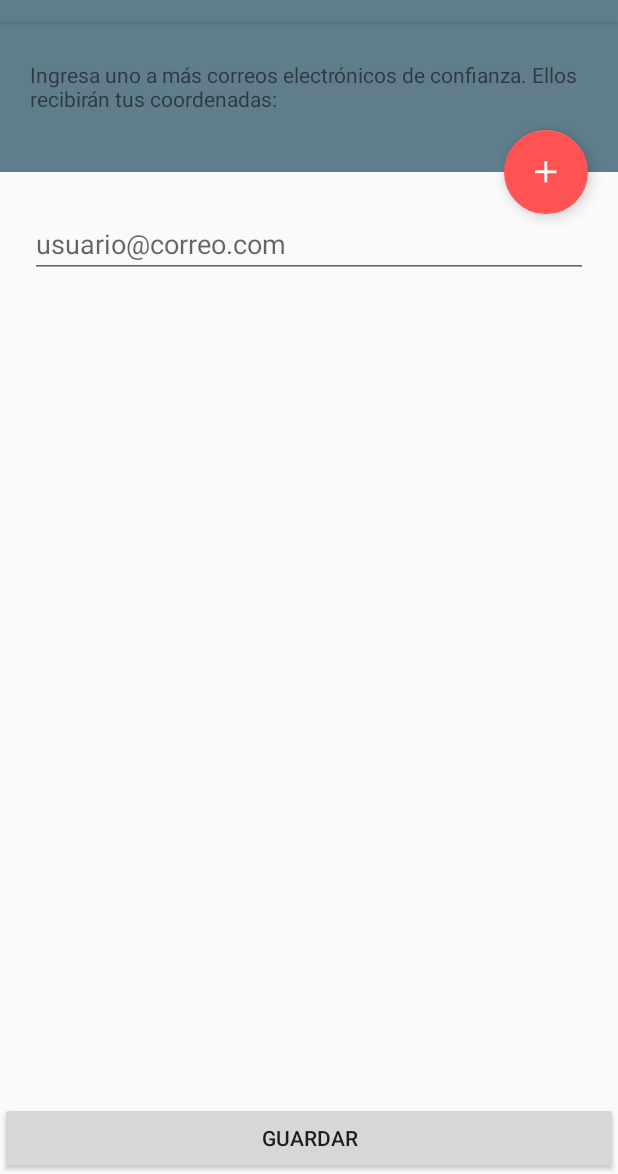
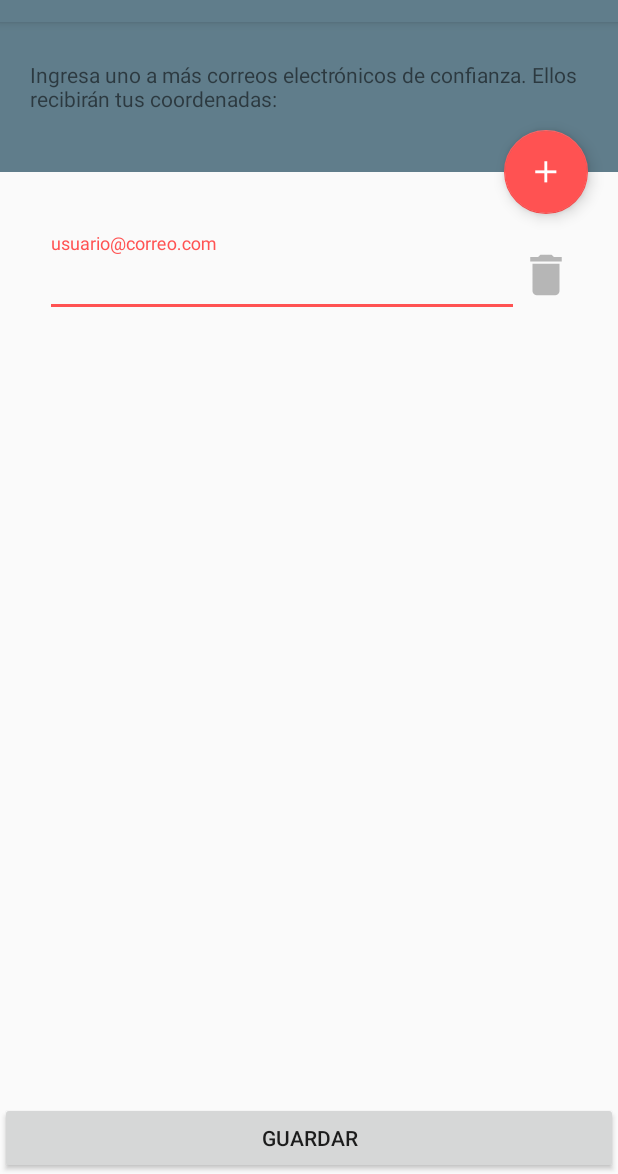
Before and after one commit to DenkSchuldt/Panic, an Android app: the screen it shows after launch (IntroActivity), after a tap on "Siguiente", on a phone screen of 412 x 824 dp, the part 62-1236 px from its top. Run offline under Robolectric (Android 15) with nearby library versions, the phone set to English and light mode, and no system bars.

Commit message:
Deleting email fields :envelope:

```diff
--- a/app/src/main/AndroidManifest.xml
+++ b/app/src/main/AndroidManifest.xml
@@ -1,6 +1,8 @@
 <?xml version="1.0" encoding="utf-8"?>
 <manifest xmlns:android="http://schemas.android.com/apk/res/android"
     package="com.dennyschuldt.panic">
+
+    <uses-permission android:name="android.permission.READ_CONTACTS" />
 
     <application
         android:allowBackup="true"
--- a/app/src/main/java/com/dennyschuldt/panic/fragments/AddEmailsFragment.java
+++ b/app/src/main/java/com/dennyschuldt/panic/fragments/AddEmailsFragment.java
@@ -1,15 +1,18 @@
 package com.dennyschuldt.panic.fragments;
 
+import android.graphics.Color;
 import android.os.Bundle;
 import android.support.design.widget.FloatingActionButton;
 import android.support.v4.app.Fragment;
 import android.view.LayoutInflater;
-import android.view.MotionEvent;
 import android.view.View;
 import android.view.ViewGroup;
 import android.widget.Button;
 import android.widget.EditText;
+import android.widget.ImageView;
 import android.widget.LinearLayout;
+import android.widget.RelativeLayout;
+import android.widget.TextView;
 
 import com.dennyschuldt.panic.R;
 import com.dennyschuldt.panic.database.DBHelper;
@@ -18,11 +21,14 @@ import com.dennyschuldt.panic.models.Email;
 import com.dennyschuldt.panic.utils.Utils;
 import com.j256.ormlite.android.apptools.OpenHelperManager;
 
+import java.sql.SQLOutput;
+
 /**
  * Created by denny on 2/6/16.
  */
 public class AddEmailsFragment extends Fragment {
 
+  private int alpha;
   private EmailDB emailDB;
   private DBHelper helper;
   private ViewHolder viewHolder;
@@ -30,11 +36,44 @@ public class AddEmailsFragment extends Fragment {
 
   @Override
   public View onCreateView(LayoutInflater inflater, ViewGroup container, Bundle savedInstanceState) {
+    alpha = 0;
     viewHolder = new ViewHolder(inflater.inflate(R.layout.fragment_add_emails, container, false));
     viewHolder.buildLayout();
     helper = OpenHelperManager.getHelper(getActivity(), DBHelper.class);
     emailDB = new EmailDB(helper);
     return viewHolder.root;
+  }
+
+  @Override
+  public void setUserVisibleHint(boolean isVisibleToUser) {
+    super.setUserVisibleHint(isVisibleToUser);
+    if (isVisibleToUser) {
+      if (viewHolder.list.getChildCount() == 0) {
+        addEmail();
+      }
+    }
+  }
+
+  /**
+   *
+   * @param offset
+   */
+  public void updateBackground(float offset) {
+    viewHolder.header.setBackgroundColor(Color.argb(mapOffset(offset), 96, 125, 139));
+  }
+
+  /**
+   *
+   * @param offset
+   * @return
+   */
+  public int mapOffset(float offset) {
+    int newAlpha = (int)Math.floor(offset*256);
+    if (alpha > 250 && newAlpha == 0) {
+      newAlpha = 255;
+    }
+    alpha = newAlpha;
+    return alpha;
   }
 
   /**
@@ -44,8 +83,14 @@ public class AddEmailsFragment extends Fragment {
     View view = getActivity().getLayoutInflater()
             .inflate(R.layout.item_email_field, (ViewGroup)viewHolder.root, false);
     view.requestFocus();
-
-    viewHolder.list.addView(view);
+    final ImageView delete = (ImageView) view.findViewById(R.id.email_delete);
+    delete.setOnClickListener(new View.OnClickListener() {
+      @Override
+      public void onClick(View view) {
+        viewHolder.list.removeView((View)delete.getParent());
+      }
+    });
+    viewHolder.list.addView(view, 0);
   }
 
   /**
@@ -55,7 +100,8 @@ public class AddEmailsFragment extends Fragment {
     int emailsCount = viewHolder.list.getChildCount();
     boolean correct = true;
     for (int i=0; i<emailsCount; i++) {
-      EditText editText = (EditText) viewHolder.list.getChildAt(i);
+      RelativeLayout layout = (RelativeLayout) viewHolder.list.getChildAt(i);
+      EditText editText = (EditText) layout.findViewById(R.id.email_text);
       if (!Utils.isValidEmail(editText.getText().toString())) {
         correct = false;
       }
@@ -77,6 +123,7 @@ public class AddEmailsFragment extends Fragment {
   private class ViewHolder implements View.OnClickListener {
 
     public View root;
+    public TextView header;
     public FloatingActionButton add;
     public LinearLayout list;
     public Button save;
@@ -91,6 +138,7 @@ public class AddEmailsFragment extends Fragment {
     }
 
     public void findViews() {
+      header = (TextView) root.findViewById(R.id.emails_header);
       add = (FloatingActionButton) root.findViewById(R.id.emails_add);
       list = (LinearLayout) root.findViewById(R.id.emails_list);
       save = (Button) root.findViewById(R.id.emails_save);
--- a/app/src/main/java/com/dennyschuldt/panic/views/IntroActivity.java
+++ b/app/src/main/java/com/dennyschuldt/panic/views/IntroActivity.java
@@ -8,6 +8,7 @@ import android.view.MenuInflater;
 import android.view.MenuItem;
 import com.dennyschuldt.panic.R;
 import com.dennyschuldt.panic.adapters.IntroViewPagerAdapter;
+import com.dennyschuldt.panic.fragments.AddEmailsFragment;
 
 /**
  * Created by denny on 2/6/16.
@@ -30,6 +31,8 @@ public class IntroActivity  extends AppCompatActivity {
         viewHolder.viewPager.addOnPageChangeListener(new ViewPager.OnPageChangeListener() {
             @Override
             public void onPageScrolled(int position, float positionOffset, int positionOffsetPixels) {
+                AddEmailsFragment fragment = (AddEmailsFragment) viewPagerAdapter.getRegisteredFragment(1);
+                fragment.updateBackground(positionOffset);
             }
             @Override
             public void onPageSelected(int position) {
--- a/app/src/main/res/layout/fragment_add_emails.xml
+++ b/app/src/main/res/layout/fragment_add_emails.xml
@@ -39,8 +39,8 @@
             android:paddingTop="@dimen/margin.vertical.large"
             android:paddingBottom="@dimen/margin.vertical.large"
             android:paddingLeft="@dimen/margin.horizontal.medium"
-            android:paddingRight="@dimen/margin.horizontal.medium">
-            <include layout="@layout/item_email_field"/>
+            android:paddingRight="@dimen/margin.horizontal.medium"
+            android:animateLayoutChanges="true">
         </LinearLayout>
     </ScrollView>
     <Button
--- a/app/src/main/res/layout/item_email_field.xml
+++ b/app/src/main/res/layout/item_email_field.xml
@@ -1,6 +1,32 @@
 <?xml version="1.0" encoding="utf-8"?>
-<EditText
+<RelativeLayout
     xmlns:android="http://schemas.android.com/apk/res/android"
     android:layout_width="match_parent"
     android:layout_height="wrap_content"
-    android:hint="@string/email.hint"/>
+    android:paddingTop="@dimen/margin.vertical.medium"
+    android:paddingBottom="@dimen/margin.vertical.medium"
+    android:paddingLeft="@dimen/margin.horizontal.small"
+    android:paddingRight="@dimen/margin.horizontal.small">
+
+    <android.support.design.widget.TextInputLayout
+        android:layout_width="match_parent"
+        android:layout_height="wrap_content"
+        android:layout_toLeftOf="@+id/email.delete">
+        <EditText
+            android:id="@+id/email.text"
+            android:layout_width="match_parent"
+            android:layout_height="wrap_content"
+            android:hint="@string/email.hint"/>
+    </android.support.design.widget.TextInputLayout>
+
+    <ImageView
+        android:id="@+id/email.delete"
+        android:layout_width="wrap_content"
+        android:layout_height="wrap_content"
+        android:src="@drawable/ic_delete_white_36dp"
+        android:layout_alignParentRight="true"
+        android:layout_centerVertical="true"
+        android:tint="@color/gray"
+        android:background="?selectableItemBackgroundBorderless"/>
+
+</RelativeLayout>
```
Also changed, not shown: app/src/main/res/drawable-hdpi/ic_delete_white_36dp.png (added), app/src/main/res/drawable-mdpi/ic_delete_white_36dp.png (added), app/src/main/res/drawable-xhdpi/ic_delete_white_36dp.png (added), app/src/main/res/drawable-xxhdpi/ic_delete_white_36dp.png (added), app/src/main/res/drawable-xxxhdpi/ic_delete_white_36dp.png (added).
